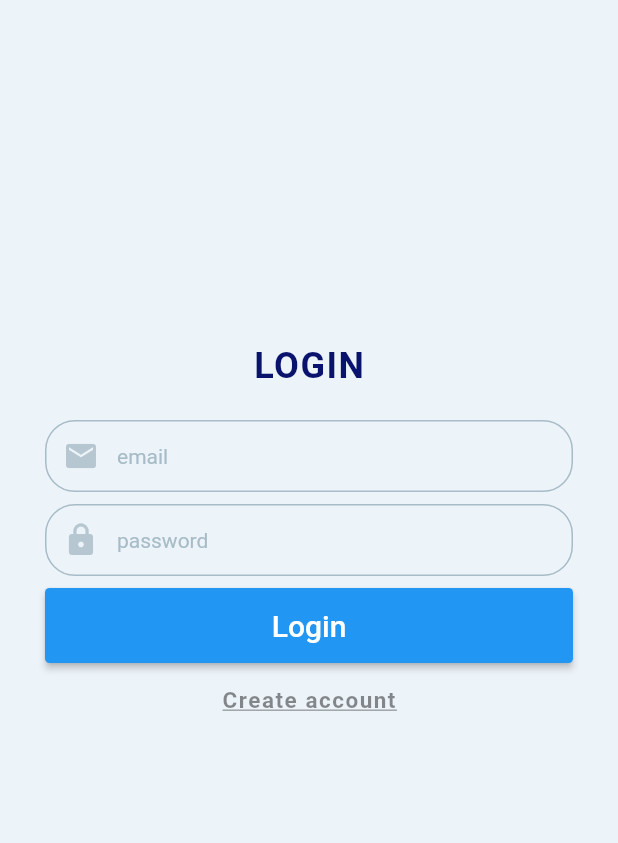
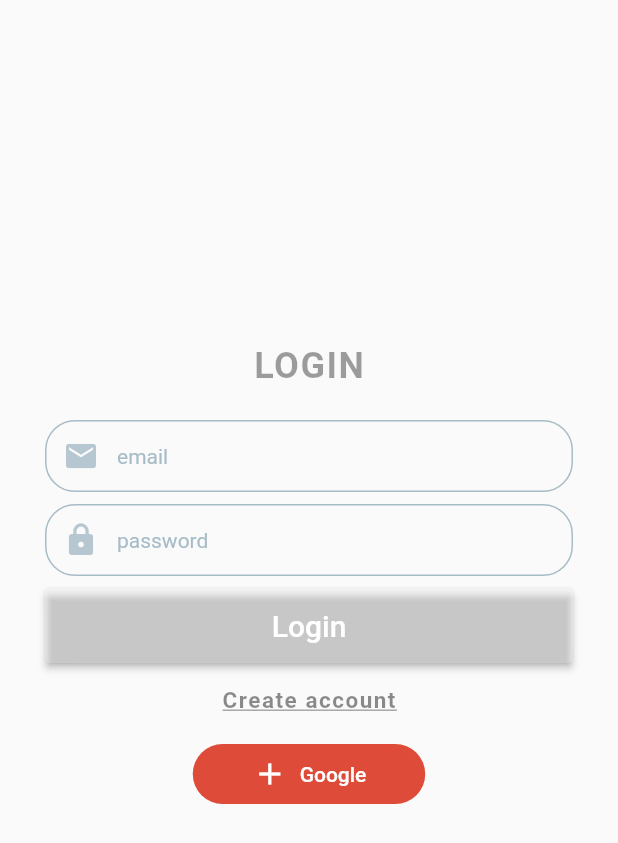
Before and after one commit to did250/Neuralhashmessenger, a Flutter app: the screen it shows after launch, on a phone screen of 412 x 824 dp. Shown: the top 843 px of the screen. Run offline on Flutter 3.47's test engine with Material 2 defaults, Android fonts, the phone set to English and light mode, and no system bars; our stand-ins replace cloud_firestore, firebase_auth, firebase_core, firebase_database, google_sign_in, image_picker and 1 more; accounts and stored records are empty.

Commit message:
Login&Signup: Google Login, Firestore

```diff
--- a/flutter_messenger_app/lib/src/pages/Login.dart
+++ b/flutter_messenger_app/lib/src/pages/Login.dart
@@ -1,7 +1,8 @@
+import 'package:cloud_firestore/cloud_firestore.dart';
 import 'package:flutter/material.dart';
 import 'package:firebase_core/firebase_core.dart';
 import 'package:firebase_auth/firebase_auth.dart';
-import 'package:flutter_messenger_app/src/pages/Imagetest.dart';
+import 'package:flutter_messenger_app/src/pages/FirestoreTest.dart';
 import 'package:google_sign_in/google_sign_in.dart';
 import 'package:flutter_messenger_app/src/pages/Home.dart';
 import 'package:flutter_messenger_app/src/pages/Signup.dart';
@@ -24,8 +25,14 @@ class _LoginScreenState extends State<LoginScreen> {
   String userEmail = '';
   String userPassword = '';
 
-  /* Google Login */
-  /*
+  List<String> UidList = [];
+
+  CollectionReference CollectRef = FirebaseFirestore.instance.collection('users');
+
+  void initState() {
+
+  }
+
   Future<UserCredential> signInWithGoogle() async {
     final GoogleSignInAccount? googleUser = await GoogleSignIn().signIn();
     final GoogleSignInAuthentication? googleAuth = await googleUser?.authentication;
@@ -42,6 +49,7 @@ class _LoginScreenState extends State<LoginScreen> {
     final String? gmail = authResult.user?.email;
     final String? displayName = authResult.user?.displayName;
 
+    if (UidList.contains(uid) == false) { //new member
       DatabaseReference ref = FirebaseDatabase.instance.ref("UserList/" + uid.toString());
 
       await ref.set({
@@ -49,17 +57,29 @@ class _LoginScreenState extends State<LoginScreen> {
         "Name": displayName,
         "Friend": "",
         "Num_Chatroom": "",
+        "Profile_img": "",
       });
+
+      await CollectRef.add({'uid': uid, 'Email': gmail, 'Name': displayName, 'Friend': ""});
+    }
 
     return await FirebaseAuth.instance.signInWithCredential(credential);
   }
-  */
 
   @override
   Widget build(BuildContext context) {
     return Scaffold(
-      backgroundColor: Color(0xFFECF3F9),
-      body: SingleChildScrollView(
+        body: StreamBuilder(
+          stream: CollectRef.snapshots(),
+          builder: (BuildContext context, AsyncSnapshot<QuerySnapshot> streamSnapshot) {
+            if (streamSnapshot.hasData) {
+              UidList = [];
+              int count = streamSnapshot.data!.docs.length;
+              for (int i = 0; i < count; i++) {
+                final DocumentSnapshot documentSnapshot = streamSnapshot.data!.docs[i];
+                UidList.add(documentSnapshot['uid']);
+              }
+              return SingleChildScrollView(
                 child: Container(
                   alignment: Alignment.center,
                   margin: EdgeInsets.only(top: 200),
@@ -78,7 +98,7 @@ class _LoginScreenState extends State<LoginScreen> {
                               letterSpacing: 1.0,
                               fontSize: 24,
                               fontWeight: FontWeight.bold,
-                      color: Color(0xFF09126C),
+                              color: Colors.black38,
                             ),
                           ),
                         ),
@@ -157,7 +177,7 @@ class _LoginScreenState extends State<LoginScreen> {
 
                         ElevatedButton(
                           style: ElevatedButton.styleFrom(
-                    //primary: Colors.orange,
+                            primary: Colors.white24,
                             shape: RoundedRectangleBorder(
                                 borderRadius: BorderRadius.circular(3.0)
                             ),
@@ -177,7 +197,8 @@ class _LoginScreenState extends State<LoginScreen> {
 
                                 if (newUser.user != null) {
                                   Navigator.push(
-                            context, MaterialPageRoute(builder: (context) {
+                                    context,
+                                    MaterialPageRoute(builder: (context) {
                                       return Home();
                                     },),);
                                 }
@@ -200,7 +221,7 @@ class _LoginScreenState extends State<LoginScreen> {
                           child: InkWell(
                             child: Text(
                               'Create account',
-                      style:TextStyle(
+                              style: TextStyle(
                                 letterSpacing: 1.0,
                                 fontSize: 15,
                                 fontWeight: FontWeight.bold,
@@ -209,7 +230,8 @@ class _LoginScreenState extends State<LoginScreen> {
                               ),
                             ),
                             onTap: () {
-                      Navigator.push(context, MaterialPageRoute(builder: (context) => SignupScreen()),
+                              Navigator.push(context, MaterialPageRoute(
+                                  builder: (context) => SignupScreen()),
                               );
                             },
                           ),
@@ -217,7 +239,7 @@ class _LoginScreenState extends State<LoginScreen> {
 
                         SizedBox(height: 16,),
 
-                /*
+
                         TextButton.icon(
                           onPressed: () {
                             signInWithGoogle();
@@ -232,12 +254,18 @@ class _LoginScreenState extends State<LoginScreen> {
                           icon: Icon(Icons.add),
                           label: Text('Google'),
                         ),
-                  */
+
                       ],
-              ),
                     ),
                   ),
                 ),
               );
             }
+            else {
+              return Center(child: CircularProgressIndicator());
             }
+          }
+      ),
+    );
+  }
+}
--- a/flutter_messenger_app/pubspec.yaml
+++ b/flutter_messenger_app/pubspec.yaml
@@ -41,6 +41,8 @@ dependencies:
   ntp: ^2.0.0
   shared_preferences: ^2.0.15
   image_picker: ^0.8.6
+  flutter_local_notifications: ^12.0.1+1
+  cloud_firestore: ^3.5.1
 
 dev_dependencies:
   flutter_test:
```
Also changed, not shown: flutter_messenger_app/lib/src/pages/Signup.dart (+17 -28 lines), flutter_messenger_app/pubspec.lock. Lines whose indentation alone changed are shown as unchanged.
